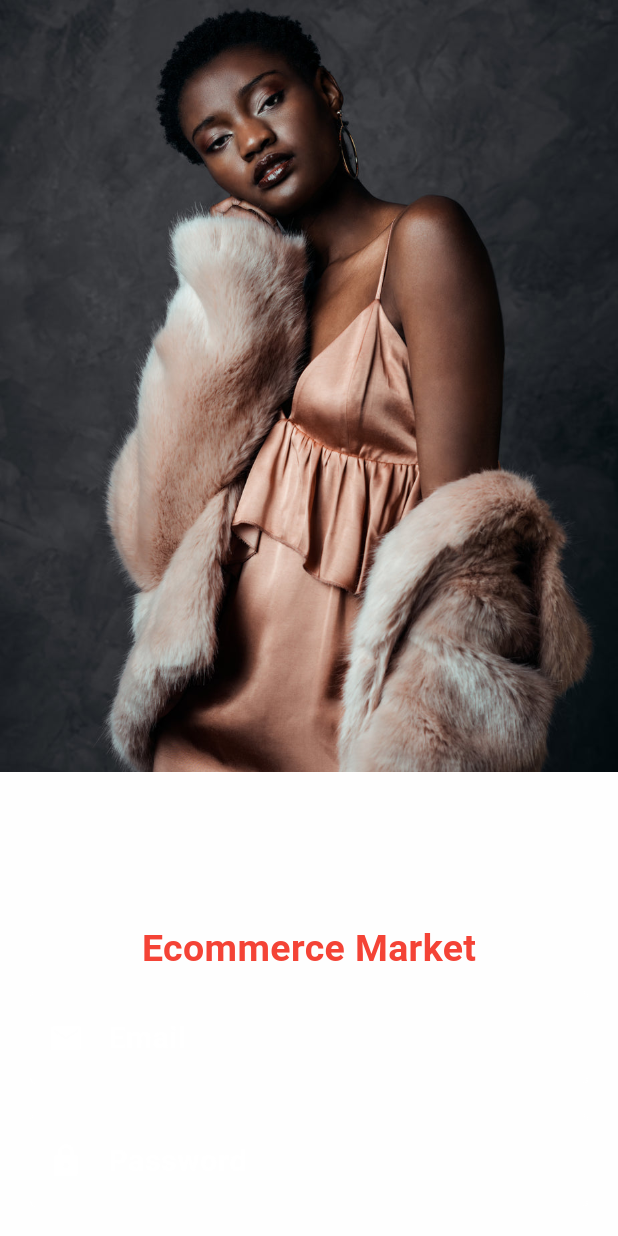
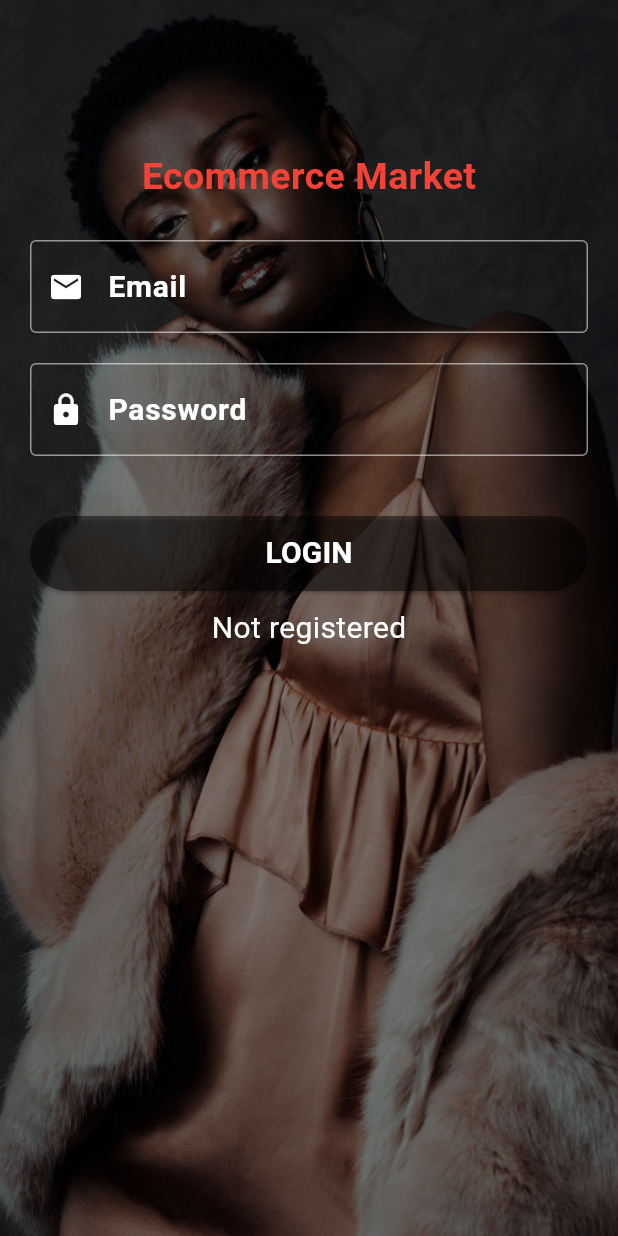
Before and after one commit to TolyaDenisenko/Commerce, a Flutter app: the screen it shows after launch, on a phone screen of 412 x 824 dp. Run offline on Flutter 3.47's test engine with Material 3 defaults, Android fonts, the phone set to English and light mode, and no system bars; our stand-ins replace another_carousel_pro, cloud_firestore, firebase_auth, firebase_core, fluttertoast, google_sign_in and 1 more; accounts and stored records are empty.

```diff
--- a/lib/pages/login.dart
+++ b/lib/pages/login.dart
@@ -1,4 +1,6 @@
+import "package:flutter/cupertino.dart";
 import "package:flutter/material.dart";
+import "package:flutter/widgets.dart";
 import "package:shared_preferences/shared_preferences.dart";
 import "package:fluttertoast/fluttertoast.dart";
 import "package:firebase_auth/firebase_auth.dart";
@@ -26,6 +28,7 @@ class AuthService {
       //Authresult stal UserCredential
       UserCredential result = await _fAuth.signInWithEmailAndPassword(
           email: email, password: password);
+
       User? user = result.user;
       return AuthUser.fromFirebase(user!);
     } on FirebaseException catch (e) {
@@ -47,6 +50,12 @@ class AuthService {
       UserCredential result = await _fAuth.createUserWithEmailAndPassword(
           email: email, password: password);
       User? user = result.user;
+      var myData = {'Name': email, 'password': password};
+      FirebaseFirestore.instance
+          .collection('UserId')
+          .add({'userid': email, 'password': password}).then(
+              (value) => print('User add database'));
+
       return AuthUser.fromFirebase(user!);
     } on FirebaseException catch (e) {
       print(e);
@@ -83,20 +92,18 @@ class _AutorizationPageState extends State<AutorizationPage> {
   AuthService _authServise = AuthService();
 
   AuthService _authService = AuthService();
-
+  final _formKey = GlobalKey<FormState>();
   @override
   Widget build(BuildContext context) {
     Widget _logo() {
       return Padding(
         padding: EdgeInsets.only(top: 100),
         child: Container(
-          child: Align(
-            alignment: Alignment.center,
+          alignment: Alignment.topCenter,
           child: Text(
             'Ecommerce Market',
             style: TextStyle(
                 fontSize: 25, fontWeight: FontWeight.bold, color: Colors.red),
-            ),
           ),
         ),
       );
@@ -152,6 +159,9 @@ class _AutorizationPageState extends State<AutorizationPage> {
       return Container(
           child: Column(
         children: <Widget>[
+          SizedBox(
+            height: 150.0,
+          ),
           Padding(
               padding: EdgeInsets.only(bottom: 20, top: 10),
               child:
@@ -237,15 +247,21 @@ class _AutorizationPageState extends State<AutorizationPage> {
     // }
 
     return Scaffold(
-        backgroundColor: Color.fromRGBO(254, 254, 254, 0.8),
-        body: Column(
+        backgroundColor: Colors.black,
+        body: Stack(
           children: <Widget>[
-            Image.asset(
+            Opacity(
+              opacity: 0.5,
+              child: Image.asset(
                 'images/m3.jpg',
                 fit: BoxFit.cover,
                 width: double.infinity,
+                height: double.infinity,
+                alignment: Alignment.center,
+              ),
             ),
             _logo(),
+
             (showLogin
                 ? Column(
                     children: <Widget>[
```
Also changed, not shown: pubspec.lock. Lines whose indentation alone changed are shown as unchanged.
